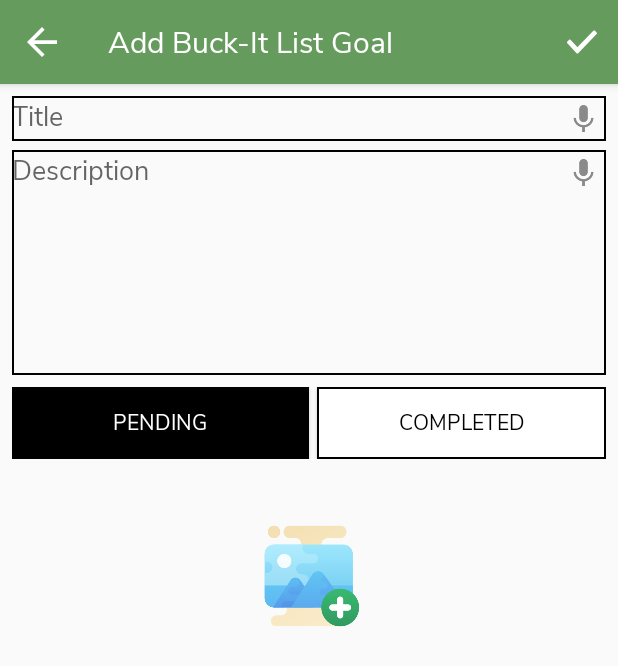
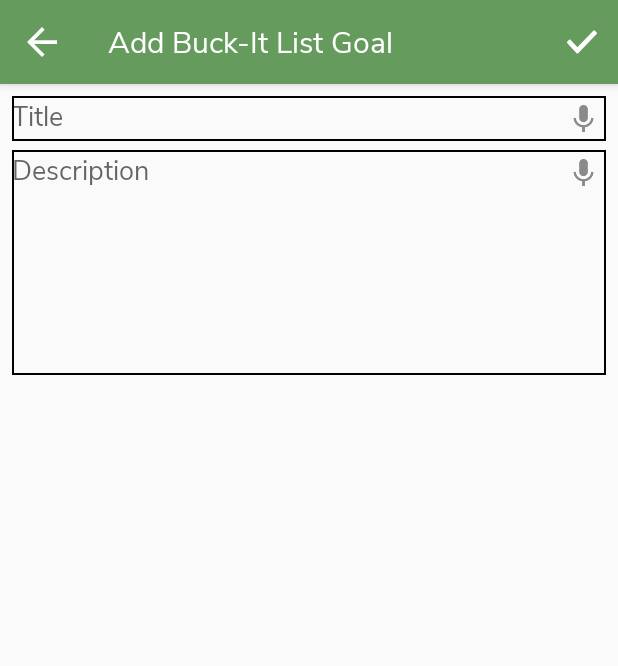
Before and after one commit to feagans/Mobile-Grp10LargeProject, an Android app: the AddGoalActivity screen opened directly, with no data from a screen before it, on a phone screen of 412 x 824 dp. Shown: the top 666 px of the screen. Run offline under Robolectric (Android 15) with nearby library versions, the phone set to English and light mode, and no system bars; our stand-ins replace AdMob, Room's generated code, data binding, sdp/ssp sizes; libraries missing offline, so code that uses them is left out: com.codemybrainsout.ratingdialog, com.google.ads.consent, com.theartofdev.edmodo; 2 statements that could not run were skipped.

Commit message:
Get rid of extra functionality when adding bucket list

```diff
--- a/My Vision Board/app/src/main/res/layout/activity_add_goal.xml
+++ b/My Vision Board/app/src/main/res/layout/activity_add_goal.xml
@@ -99,7 +99,8 @@
                         android:layout_width="match_parent"
                         android:layout_height="wrap_content"
                         android:layout_marginTop="@dimen/_2sdp"
-                        android:orientation="horizontal">
+                        android:orientation="horizontal"
+                        android:visibility="gone">
 
                         <Button
                             android:id="@+id/pending"
@@ -124,18 +125,6 @@
                     </LinearLayout>
                 </LinearLayout>
 
-                <FrameLayout
-                    android:layout_width="match_parent"
-                    android:layout_height="wrap_content"
-                    android:layout_margin="@dimen/_20sdp">
-
-                    <ImageView
-                        android:id="@+id/addProfile"
-                        android:layout_width="@dimen/_100sdp"
-                        android:layout_height="@dimen/_100sdp"
-                        android:layout_gravity="center"
-                        android:onClick="onClick" />
-                </FrameLayout>
             </LinearLayout>
         </ScrollView>
         <com.google.android.gms.ads.AdView
```
Also changed, not shown: My Vision Board/app/src/main/java/com/test/mylifegoale/activities/AddGoalActivity.java (+32 -10 lines).
